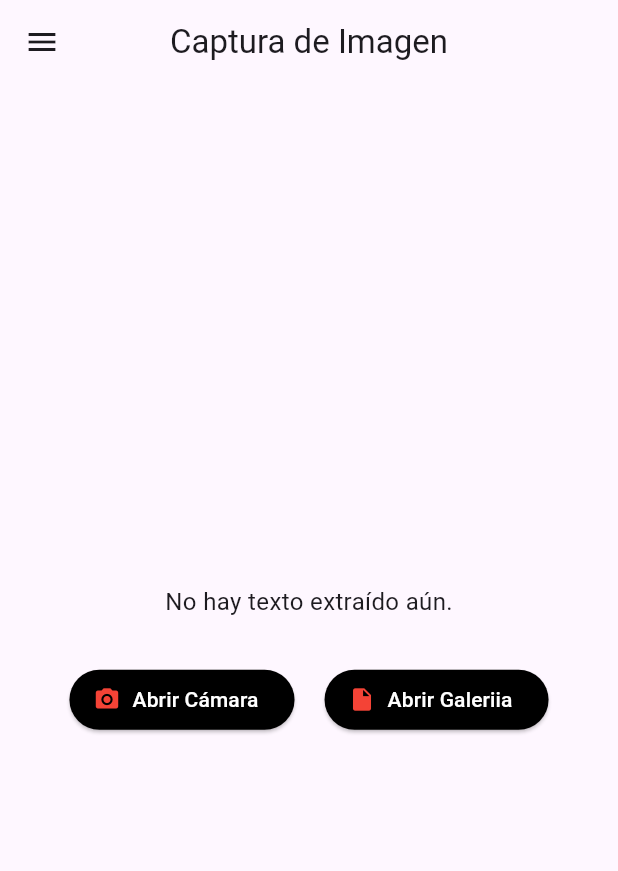
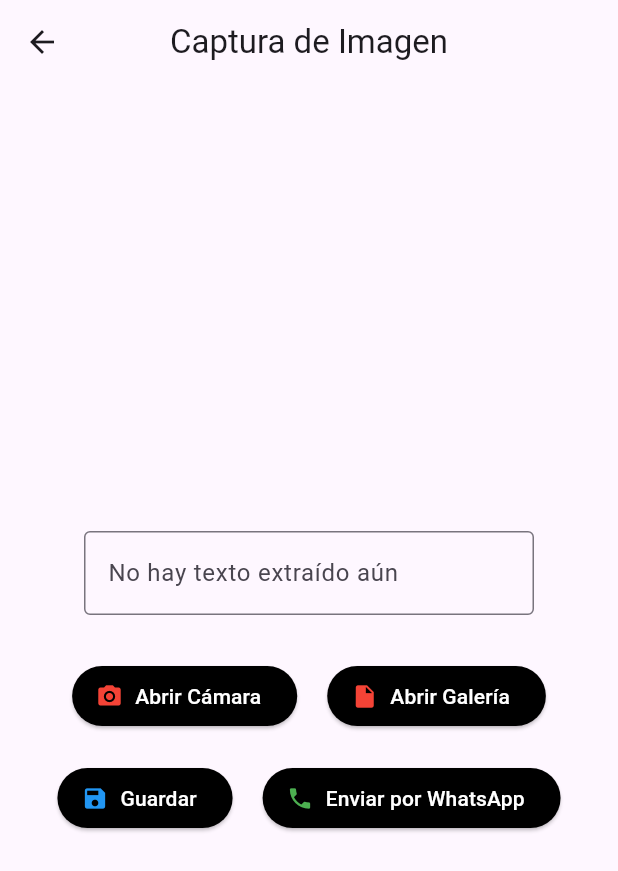
Before and after one commit to Josuesilva1/proyecto_DocuCheck, a Flutter app: the CapturaPage screen opened by its route, on a phone screen of 412 x 824 dp. Shown: the top 871 px of the screen. Run offline on Flutter 3.47's test engine with Material 3 defaults, Android fonts, the phone set to English and light mode, and no system bars; our stand-ins replace image_picker; missing offline and left inert: google_mlkit_text_recognition.

Commit message:
Agregar Callbacks de botones en menuItems

```diff
--- a/lib/helpers/menuItems.dart
+++ b/lib/helpers/menuItems.dart
@@ -79,3 +79,65 @@ Widget bulletSubItem(String text) {
     ],
   );
 }
+
+
+
+//callBack action para mandar a llamar las funciones de los bonontes
+//y construir aqui las propiedades.
+Widget setButton({
+  required VoidCallback onCameraPressed,
+  required VoidCallback onGalleryPressed,
+  required VoidCallback onSavePressed,
+  required VoidCallback onWhatsappPressed,
+}) {
+  return Column(
+    children: [
+      Row(
+        mainAxisAlignment: MainAxisAlignment.center,
+        children: [
+          ElevatedButton.icon(
+            style: ElevatedButton.styleFrom(backgroundColor: Colors.black),
+            onPressed: onCameraPressed,
+            icon: const Icon(Icons.camera_alt, color: Colors.red),
+            label: const Text(
+              'Abrir Cámara',
+              style: TextStyle(color: Colors.white),
+            ),
+          ),
+          const SizedBox(width: 20),
+          ElevatedButton.icon(
+            style: ElevatedButton.styleFrom(backgroundColor: Colors.black),
+            onPressed: onGalleryPressed,
+            icon: const Icon(Icons.insert_drive_file, color: Colors.red),
+            label: const Text(
+              'Abrir Galería',
+              style: TextStyle(color: Colors.white),
+            ),
+          ),
+        ],
+      ),
+      const SizedBox(height: 20),
+      Row(
+        mainAxisAlignment: MainAxisAlignment.center,
+        children: [
+          ElevatedButton.icon(
+            style: ElevatedButton.styleFrom(backgroundColor: Colors.black),
+            onPressed: onSavePressed,
+            icon: const Icon(Icons.save, color: Colors.blue),
+            label: const Text('Guardar', style: TextStyle(color: Colors.white)),
+          ),
+          const SizedBox(width: 20),
+          ElevatedButton.icon(
+            style: ElevatedButton.styleFrom(backgroundColor: Colors.black),
+            onPressed: onWhatsappPressed,
+            icon: const Icon(Icons.phone, color: Colors.green),
+            label: const Text(
+              'Enviar por WhatsApp',
+              style: TextStyle(color: Colors.white),
+            ),
+          ),
+        ],
+      ),
+    ],
+  );
+}
--- a/lib/pages/capturaPage.dart
+++ b/lib/pages/capturaPage.dart
@@ -3,6 +3,8 @@ import 'package:flutter/material.dart';
 import 'package:google_mlkit_text_recognition/google_mlkit_text_recognition.dart';
 import 'package:image_picker/image_picker.dart';
 import '../helpers/drawer.dart';
+import '../helpers/menuItems.dart';
+import '';
 
 class CapturaPage extends StatefulWidget {
   const CapturaPage({super.key});
@@ -13,10 +15,10 @@ class CapturaPage extends StatefulWidget {
 
 class _CapturaPageState extends State<CapturaPage> {
   File? _imagenArchivo;
-  String _textoExtraido = "";
+  String textoExtraido = "";
 
   final ImagePicker _picker = ImagePicker();
-  //instancias
+  final TextEditingController textoController = TextEditingController();
 
   Future<void> _pickImageFromGallery() async {
     final pickedFile = await _picker.pickImage(source: ImageSource.gallery);
@@ -26,7 +28,7 @@ class _CapturaPageState extends State<CapturaPage> {
       });
       _processImage();
     }
-  } // funcion asincrona para abrir galeria
+  }
 
   Future<void> _pickImageFromCamera() async {
     final pickedFile = await _picker.pickImage(source: ImageSource.camera);
@@ -36,7 +38,7 @@ class _CapturaPageState extends State<CapturaPage> {
       });
       _processImage();
     }
-  } //funcion para la camara
+  }
 
   Future<void> _processImage() async {
     if (_imagenArchivo == null) return;
@@ -48,65 +50,59 @@ class _CapturaPageState extends State<CapturaPage> {
     );
 
     setState(() {
-      _textoExtraido = recognizedText.text;
+      textoExtraido = recognizedText.text;
+      textoController.text = textoExtraido;
     });
 
     textRecognizer.close();
-    //liberar recursos opcional
-  } // Procesar imagen con OCR
+  }
 
   @override
   Widget build(BuildContext context) {
     return Scaffold(
-      appBar: AppBar(
-        title: Text('Captura de Imagen'),
-        centerTitle: true,
-      ),
-      drawer: buildDrawer(context),
+      appBar: AppBar(title: Text('Captura de Imagen'), centerTitle: true),
       body: Center(
         child: SingleChildScrollView(
           child: Column(
             mainAxisAlignment: MainAxisAlignment.center,
             children: <Widget>[
-              Text(
-                _textoExtraido.isEmpty
+              /* Text(
+                textoExtraido.isEmpty
                     ? 'No hay texto extraído aún.'
-                    : _textoExtraido,
+                    : 'Texto extraído exitosamente',
                 style: const TextStyle(fontSize: 16),
-              ),
-
+              ),**/
               const SizedBox(height: 30),
 
-              Row(
-                mainAxisAlignment: MainAxisAlignment.center,
-                children: [
-                  ElevatedButton.icon(
-                    style: ElevatedButton.styleFrom(
-                      backgroundColor: Colors.black,
-                    ),
-                    onPressed: _pickImageFromCamera,
-                    icon: const Icon(Icons.camera_alt, color: Colors.red),
-                    label: const Text(
-                      'Abrir Cámara',
-                      style: TextStyle(color: Colors.white),
-                    ),
+              Container(
+                width: 300,
+                child: TextField(
+                  controller: textoController,
+                  decoration: const InputDecoration(
+                    border: OutlineInputBorder(),
+                    labelText: 'No hay texto extraído aún',
+                    hintText: 'Ingrese o edite el texto',
                   ),
-                  const SizedBox(width: 20),
-                  ElevatedButton.icon(
-                    style: ElevatedButton.styleFrom(
-                      backgroundColor: Colors.black,
-                    ),
-                    onPressed: _pickImageFromGallery,
-                    icon: const Icon(
-                      Icons.insert_drive_file,
-                      color: Colors.red,
-                    ),
-                    label: const Text(
-                      'Abrir Galeriia',
-                      style: TextStyle(color: Colors.white),
-                    ),
-                  ),
-                ],
+                  maxLines: null,
+                ),
+              ),
+              const SizedBox(height: 30),
+
+              // Aqui se pasa las funciones como parámetros
+              setButton(
+                onCameraPressed: _pickImageFromCamera,
+                onGalleryPressed: _pickImageFromGallery,
+                onSavePressed: () {
+                  //si esta null ? retornar un mensaje ('Hubo un error'):
+                  ScaffoldMessenger.of(context).showSnackBar(
+                    const SnackBar(content: Text('Guardado exitosamente')),
+                  );
+                  Navigator.pop(context);
+                },
+                onWhatsappPressed: () {
+                  // lógica para enviar por WhatsApp
+                  print("Enviar por WhatsApp: ${textoController.text}");
+                },
               ),
             ],
           ),
```
Also changed, not shown: lib/helpers/imageExtrac.dart (+22 -3 lines).
